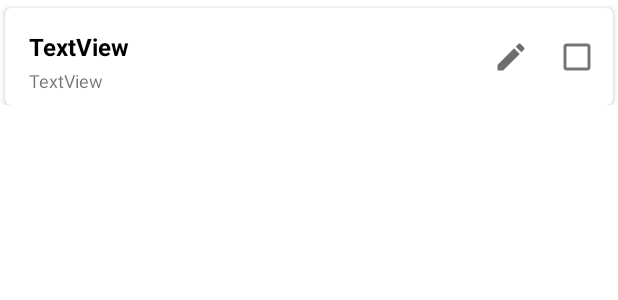
After one commit to Bakulin-Nikolas/ShoppingList, an Android app: the layout shop_list_item.xml on its own in the app's theme, with its tools: preview values and no code run, on a phone screen of 412 x 824 dp. The commit adds this screen. Shown: the top 300 px of the screen. Run offline under Robolectric (Android 15) with nearby library versions, the phone set to English and light mode, and no system bars.

Commit message:
ShopListItemAdapter

```diff
--- a/app/src/main/java/com/nikolas/shoppinglist/entities/ShoppingListItem.kt
+++ b/app/src/main/java/com/nikolas/shoppinglist/entities/ShoppingListItem.kt
@@ -23,6 +23,6 @@ data class ShoppingListItem(
     val listId: Int,
 
     @ColumnInfo(name = "itemType")
-    val itemType: String = "item",
+    val itemType: Int = 0,
 
 )
--- /dev/null
+++ b/app/src/main/res/drawable/ic_delete_library_item.xml
@@ -0,0 +1,5 @@
+<vector android:height="24dp" android:tint="#6E6E6E"
+    android:viewportHeight="24" android:viewportWidth="24"
+    android:width="24dp" xmlns:android="http://schemas.android.com/apk/res/android">
+    <path android:fillColor="@android:color/white" android:pathData="M6,19c0,1.1 0.9,2 2,2h8c1.1,0 2,-0.9 2,-2L18,7L6,7v12zM8.46,11.88l1.41,-1.41L12,12.59l2.12,-2.12 1.41,1.41L13.41,14l2.12,2.12 -1.41,1.41L12,15.41l-2.12,2.12 -1.41,-1.41L10.59,14l-2.13,-2.12zM15.5,4l-1,-1h-5l-1,1L5,4v2h14L19,4z"/>
+</vector>
--- /dev/null
+++ b/app/src/main/res/drawable/ic_edit_library.xml
@@ -0,0 +1,5 @@
+<vector android:height="24dp" android:tint="#6E6E6E"
+    android:viewportHeight="24" android:viewportWidth="24"
+    android:width="24dp" xmlns:android="http://schemas.android.com/apk/res/android">
+    <path android:fillColor="@android:color/white" android:pathData="M3,17.25V21h3.75L17.81,9.94l-3.75,-3.75L3,17.25zM20.71,7.04c0.39,-0.39 0.39,-1.02 0,-1.41l-2.34,-2.34c-0.39,-0.39 -1.02,-0.39 -1.41,0l-1.83,1.83 3.75,3.75 1.83,-1.83z"/>
+</vector>
--- /dev/null
+++ b/app/src/main/res/layout/shop_list_item.xml
@@ -0,0 +1,77 @@
+<?xml version="1.0" encoding="utf-8"?>
+<androidx.constraintlayout.widget.ConstraintLayout xmlns:android="http://schemas.android.com/apk/res/android"
+    xmlns:app="http://schemas.android.com/apk/res-auto"
+    xmlns:tools="http://schemas.android.com/tools"
+    android:layout_width="match_parent"
+    android:layout_height="wrap_content">
+
+    <androidx.cardview.widget.CardView
+        android:layout_width="0dp"
+        android:layout_height="wrap_content"
+        android:layout_marginStart="3dp"
+        android:layout_marginTop="5dp"
+        android:layout_marginEnd="3dp"
+        app:cardCornerRadius="4dp"
+        app:layout_constraintBottom_toBottomOf="parent"
+        app:layout_constraintEnd_toEndOf="parent"
+        app:layout_constraintStart_toStartOf="parent"
+        app:layout_constraintTop_toTopOf="parent">
+
+        <androidx.constraintlayout.widget.ConstraintLayout
+            android:layout_width="match_parent"
+            android:layout_height="match_parent">
+
+            <TextView
+                android:id="@+id/tvName"
+                android:layout_width="wrap_content"
+                android:layout_height="wrap_content"
+                android:layout_marginStart="16dp"
+                android:layout_marginTop="8dp"
+                android:layout_marginEnd="5dp"
+                android:layout_marginBottom="8dp"
+                android:text="TextView"
+                android:textColor="@color/black"
+                android:textSize="16sp"
+                android:textStyle="bold"
+                app:layout_constraintBottom_toBottomOf="parent"
+                app:layout_constraintEnd_toStartOf="@+id/imEdit"
+                app:layout_constraintHorizontal_bias="0.0"
+                app:layout_constraintStart_toStartOf="parent"
+                app:layout_constraintTop_toTopOf="parent"
+                app:layout_constraintVertical_bias="0.25" />
+
+            <TextView
+                android:id="@+id/tvInfo"
+                android:layout_width="wrap_content"
+                android:layout_height="wrap_content"
+                android:layout_marginTop="3dp"
+                android:layout_marginBottom="8dp"
+                android:text="TextView"
+                android:textSize="12sp"
+                app:layout_constraintBottom_toBottomOf="parent"
+                app:layout_constraintEnd_toEndOf="@+id/tvName"
+                app:layout_constraintHorizontal_bias="0.0"
+                app:layout_constraintStart_toStartOf="@+id/tvName"
+                app:layout_constraintTop_toBottomOf="@+id/tvName" />
+
+            <CheckBox
+                android:id="@+id/chBox"
+                android:layout_width="wrap_content"
+                android:layout_height="wrap_content"
+                app:layout_constraintBottom_toBottomOf="parent"
+                app:layout_constraintEnd_toEndOf="parent"
+                app:layout_constraintTop_toTopOf="parent" />
+
+            <ImageButton
+                android:id="@+id/imEdit"
+                android:layout_width="wrap_content"
+                android:layout_height="wrap_content"
+                android:layout_marginEnd="8dp"
+                android:background="@null"
+                app:layout_constraintBottom_toBottomOf="@+id/chBox"
+                app:layout_constraintEnd_toStartOf="@+id/chBox"
+                app:layout_constraintTop_toTopOf="@+id/chBox"
+                app:srcCompat="@drawable/ic_edit_library" />
+        </androidx.constraintlayout.widget.ConstraintLayout>
+    </androidx.cardview.widget.CardView>
+</androidx.constraintlayout.widget.ConstraintLayout>
--- a/app/src/main/res/values/colors.xml
+++ b/app/src/main/res/values/colors.xml
@@ -16,4 +16,5 @@
     <color name="picker_black">#202020</color>
     <color name="picker_yellow">#FFEB3B</color>
     <color name="picker_orange">#FF9800</color>
+    <color name="grey">#424242</color>
 </resources>
```
Also changed, not shown: app/src/main/java/com/nikolas/shoppinglist/db/ShopListItemAdapter.kt (added, +78 -0 lines), app/src/main/res/layout/shop_library_list_item.xml (added, +65 -0 lines).
